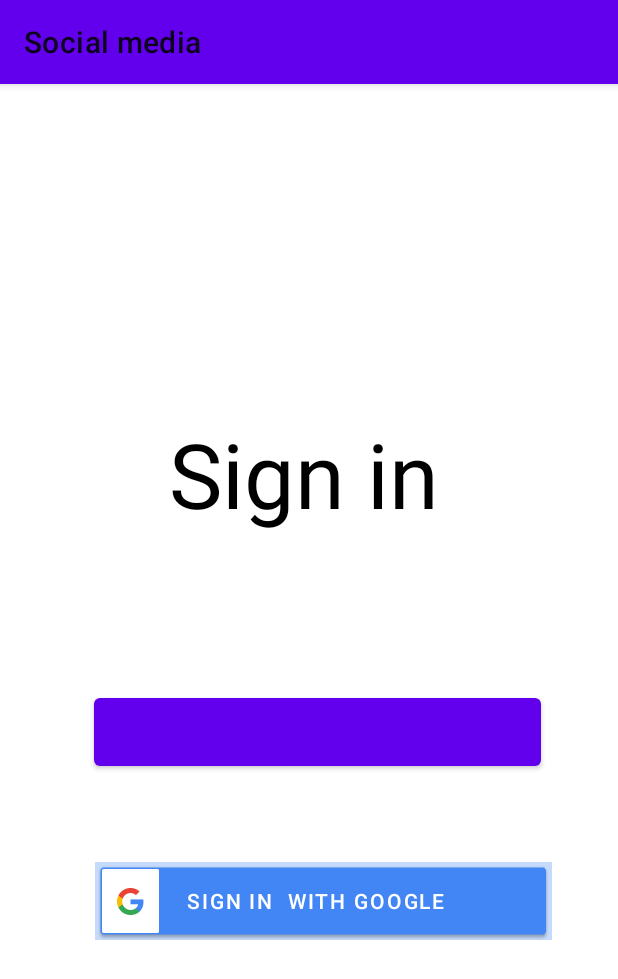
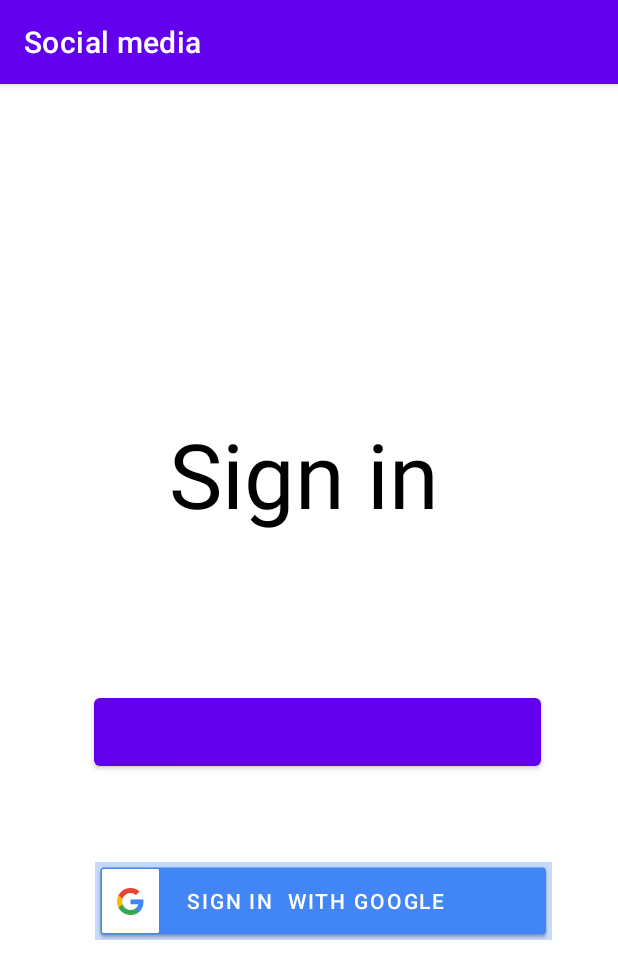
Before and after one commit to SARSWAP/Social_media_Integration, an Android app: the screen it shows after launch (MainActivity), on a phone screen of 412 x 824 dp. Shown: the top 979 px of the screen. Run offline under Robolectric (Android 15) with nearby library versions, the light colour scheme and no system bars; our stand-ins replace Firebase (no records; nobody signed in at launch, a user with empty details on screens opened directly); libraries missing offline, so code that uses them is left out: com.facebook, com.facebook.appevents, com.facebook.login; plain views replace LoginButton, ProfilePictureView; 8 statements that could not run were skipped.

Commit message:
final commit

```diff
--- a/app/src/main/java/com/example/socialmedia/MainActivity.java
+++ b/app/src/main/java/com/example/socialmedia/MainActivity.java
@@ -20,6 +20,7 @@ import com.facebook.FacebookCallback;
 import com.facebook.FacebookException;
 import com.facebook.GraphRequest;
 import com.facebook.GraphResponse;
+import com.facebook.login.LoginManager;
 import com.facebook.login.LoginResult;
 import com.facebook.login.widget.LoginButton;
 import com.facebook.login.widget.ProfilePictureView;
@@ -54,6 +55,7 @@ public class MainActivity extends AppCompatActivity {
     TextView facebookName;
     TextView email;
     ProfilePictureView profilePictureView;
+    TextView signtext;
     @Override
     protected void onCreate(Bundle savedInstanceState) {
         super.onCreate(savedInstanceState);
@@ -67,6 +69,7 @@ public class MainActivity extends AppCompatActivity {
         facebookName = findViewById(R.id.fbUsername);
         email = findViewById(R.id.fbEmail);
         profilePictureView = findViewById(R.id.fbimage);
+        signtext = findViewById(R.id.signintxt);
         btnLogin = (LoginButton)findViewById(R.id.login_button);
         btnLogin.setReadPermissions("email", "public_profile");
         btnLogin.registerCallback(mCallbackManager, new FacebookCallback<LoginResult>() {
@@ -126,6 +129,19 @@ public class MainActivity extends AppCompatActivity {
         tokenTracker.startTracking();
     }
 
+    @Override
+    public void onStart() {
+        super.onStart();
+        // Check if user is signed in (non-null) and update UI accordingly.
+        FirebaseUser currentUser = mAuth.getCurrentUser();
+        if(currentUser != null){
+           LoginManager.getInstance().logOut();
+        }
+        Toast.makeText(MainActivity.this, "welcome ",
+                Toast.LENGTH_SHORT).show();
+        //updateUI(currentUser);
+    }
+
     private void setProfileToView(JSONObject jsonObject) {
         try {
             email.setText(jsonObject.getString("email"));
@@ -134,35 +150,15 @@ public class MainActivity extends AppCompatActivity {
             profilePictureView.setProfileId(jsonObject.getString("id"));
             lineLayout.setVisibility(View.VISIBLE);
             gbtn.setVisibility(View.GONE);
+            signtext.setVisibility(View.GONE);
+
         } catch (JSONException e) {
             e.printStackTrace();
         }
 
     }
 
-    private void handleFacebookAccessToken(AccessToken token) {
-        //Log.d(TAG, "handleFacebookAccessToken:" + token);
 
-        AuthCredential credential = FacebookAuthProvider.getCredential(token.getToken());
-        mAuth.signInWithCredential(credential)
-                .addOnCompleteListener(this, new OnCompleteListener<AuthResult>() {
-                    @Override
-                    public void onComplete(@NonNull Task<AuthResult> task) {
-                        if (task.isSuccessful()) {
-                            // Sign in success, update UI with the signed-in user's information
-                            //Log.d(TAG, "signInWithCredential:success");
-                            FirebaseUser user = mAuth.getCurrentUser();
-                           // updateUI(user);
-                        } else {
-                            // If sign in fails, display a message to the user.
-                           // Log.w(TAG, "signInWithCredential:failure", task.getException());
-                            Toast.makeText(MainActivity.this, "Authentication failed.",
-                                    Toast.LENGTH_SHORT).show();
-                          //  updateUI(null);
-                        }
-                    }
-                });
-    }
 
     @Override
     public void onActivityResult(int requestCode, int resultCode, Intent data) {
@@ -183,6 +179,30 @@ public class MainActivity extends AppCompatActivity {
         }else{
             mCallbackManager.onActivityResult(requestCode, resultCode, data);
         }
+    }
+
+    private void handleFacebookAccessToken(AccessToken token) {
+        //Log.d(TAG,"handleFacebookAccessToken:" + token);
+
+        AuthCredential credential = FacebookAuthProvider.getCredential(token.getToken());
+        mAuth.signInWithCredential(credential)
+                .addOnCompleteListener(this, new OnCompleteListener<AuthResult>() {
+                    @Override
+                    public void onComplete(@NonNull Task<AuthResult> task) {
+                        if (task.isSuccessful()) {
+                            // Sign in success, update UI with the signed-in user's information
+                            //Log.d(TAG, "signInWithCredential:success");
+                            FirebaseUser user = mAuth.getCurrentUser();
+                            // updateUI(user);
+                        } else {
+                            // If sign in fails, display a message to the user.
+                            // Log.w(TAG, "signInWithCredential:failure", task.getException());
+                            Toast.makeText(MainActivity.this, "Authentication failed.",
+                                    Toast.LENGTH_SHORT).show();
+                            //  updateUI(null);
+                        }
+                    }
+                });
     }
 
     private void firebaseAuthWithGoogle(String idToken) {
@@ -209,4 +229,6 @@ public class MainActivity extends AppCompatActivity {
                     }
                 });
     }
+
+
 }
--- a/app/src/main/res/layout-sw600dp/activity_main.xml
+++ b/app/src/main/res/layout-sw600dp/activity_main.xml
@@ -10,7 +10,7 @@
     tools:context="com.example.socialmedia.MainActivity">
 
     <TextView
-        android:id="@+id/textView"
+        android:id="@+id/signintxt"
         android:layout_width="wrap_content"
         android:layout_height="wrap_content"
         android:text="Sign in"
--- a/app/src/main/res/layout/activity_main.xml
+++ b/app/src/main/res/layout/activity_main.xml
@@ -10,18 +10,20 @@
     tools:context="com.example.socialmedia.MainActivity">
 
     <TextView
-        android:id="@+id/textView"
+        android:id="@+id/signintxt"
         android:layout_width="208dp"
         android:layout_height="89dp"
         android:text="Sign in"
         android:textColor="#000000"
         android:textSize="60sp"
+        android:visibility="visible"
         app:layout_constraintBottom_toBottomOf="parent"
         app:layout_constraintEnd_toEndOf="parent"
         app:layout_constraintHorizontal_bias="0.551"
         app:layout_constraintStart_toStartOf="parent"
         app:layout_constraintTop_toTopOf="parent"
-        app:layout_constraintVertical_bias="0.323" />
+        app:layout_constraintVertical_bias="0.323"
+        tools:visibility="visible" />
 
     <com.facebook.login.widget.LoginButton
         android:id="@+id/login_button"
@@ -29,12 +31,14 @@
         android:layout_height="57dp"
         android:paddingTop="15dp"
         android:paddingBottom="15dp"
+        android:visibility="visible"
         app:layout_constraintBottom_toBottomOf="parent"
         app:layout_constraintHorizontal_bias="0.548"
         app:layout_constraintLeft_toLeftOf="parent"
         app:layout_constraintRight_toRightOf="parent"
         app:layout_constraintTop_toTopOf="parent"
-        app:layout_constraintVertical_bias="0.568" />
+        app:layout_constraintVertical_bias="0.568"
+        tools:visibility="visible" />
 
     <LinearLayout
         android:id="@+id/linearview"
@@ -64,7 +68,7 @@
             android:layout_gravity="center"
             android:padding="8dp"
             android:text="Username"
-            android:textColor="#FFF"
+            android:textColor="#050505"
             android:textSize="18sp"
             android:visibility="visible"
             tools:visibility="visible" />
@@ -76,7 +80,7 @@
             android:layout_gravity="center"
             android:padding="8dp"
             android:text="Email Address"
-            android:textColor="#FFF"
+            android:textColor="#050505"
             android:textSize="18sp"
             android:visibility="visible"
             tools:visibility="visible" />
@@ -96,13 +100,15 @@
         android:drawingCacheQuality="high"
         android:paddingLeft="5dp"
         android:text="Sign In  with Google"
+        android:visibility="visible"
         app:backgroundTint="@null"
         app:layout_constraintBottom_toBottomOf="parent"
         app:layout_constraintEnd_toEndOf="parent"
         app:layout_constraintHorizontal_bias="0.418"
         app:layout_constraintStart_toStartOf="parent"
         app:layout_constraintTop_toTopOf="parent"
-        app:layout_constraintVertical_bias="0.725" />
+        app:layout_constraintVertical_bias="0.725"
+        tools:visibility="visible" />
 
 
 </androidx.constraintlayout.widget.ConstraintLayout>
--- a/app/src/main/res/values/themes.xml
+++ b/app/src/main/res/values/themes.xml
@@ -1,6 +1,6 @@
 <resources xmlns:tools="http://schemas.android.com/tools">
     <!-- Base application theme. -->
-    <style name="Theme.SocialMedia" parent="Theme.MaterialComponents.Light">
+    <style name="Theme.SocialMedia" parent="Theme.MaterialComponents.DayNight.DarkActionBar">
         <!-- Primary brand color. -->
         <item name="colorPrimary">@color/purple_500</item>
         <item name="colorPrimaryVariant">@color/purple_700</item>
```
